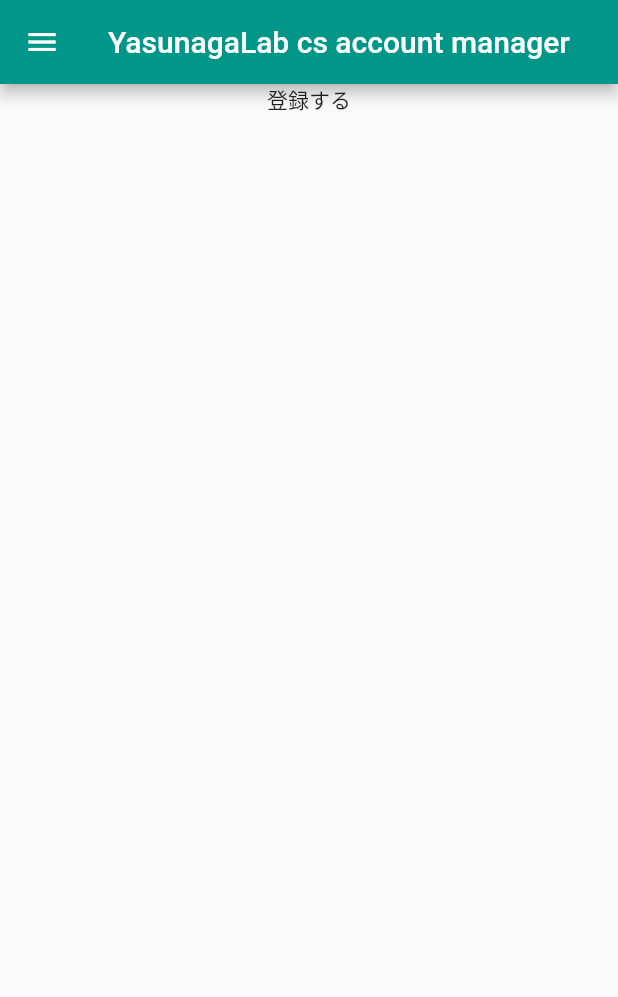
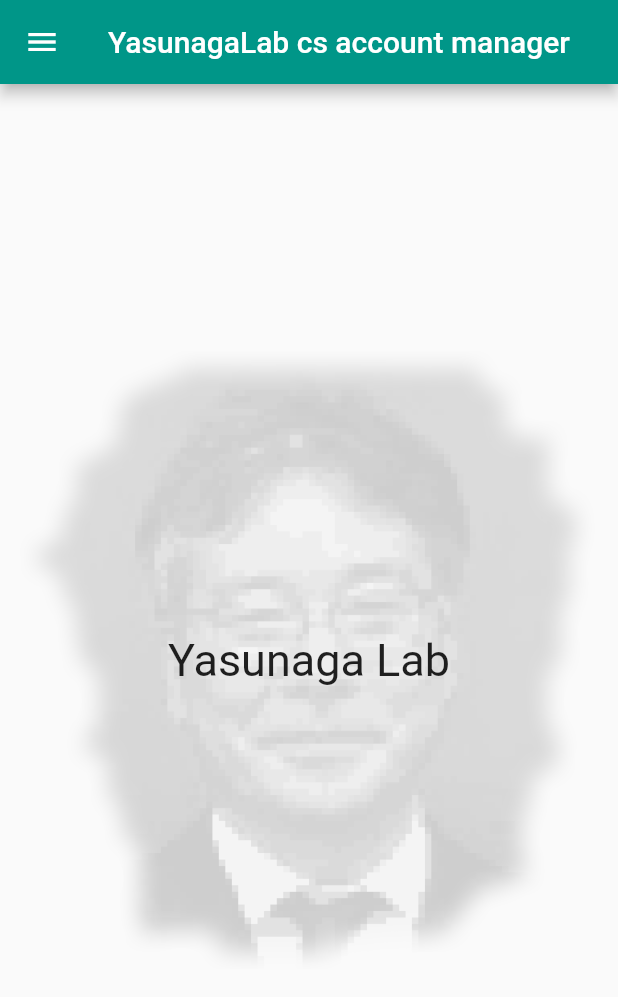
Before and after one commit to hondaya14/yacm_client, a Flutter app: the screen it shows after launch, on a phone screen of 412 x 824 dp. Shown: the top 997 px of the screen. Run offline on Flutter 3.47's test engine with Material 2 defaults, Android fonts, the phone set to English and light mode, and no system bars; our stand-ins replace flutter_breadcrumb.

Commit message:
Implement home page

```diff
--- /dev/null
+++ b/lib/screen/components/assetImage.dart
@@ -0,0 +1,14 @@
+import 'package:flutter/material.dart';
+
+Widget tacyas() {
+  return Visibility(
+    visible: true,
+    child: Center(
+      child: Image.asset(
+        'assets/tacyas_dot_c.PNG',
+        color: const Color.fromRGBO(255, 255, 255, 0.2),
+        colorBlendMode: BlendMode.modulate,
+      ),
+    ),
+  );
+}
--- a/lib/screen/home.dart
+++ b/lib/screen/home.dart
@@ -1,4 +1,5 @@
 import 'package:flutter/material.dart';
+import 'package:yacm_client/screen/components/assetImage.dart';
 
 class Home extends StatelessWidget {
   final String title;
@@ -12,29 +13,27 @@ class Home extends StatelessWidget {
       appBar: AppBar(
         title: Text(title),
       ),
-      body: SingleChildScrollView(
-        child: Stack(
-          children: [
-            Visibility(
-              visible: false,
+      body: Stack(children: [
+        tacyas(),
+        LayoutBuilder(
+          builder: (context, constraints) => SingleChildScrollView(
+            physics: const AlwaysScrollableScrollPhysics(),
+            child: ConstrainedBox(
+              constraints: BoxConstraints(minHeight: constraints.maxHeight),
               child: Center(
-                child: Image.asset(
-                  'assets/tacyas_dot_c.PNG',
-                  color: const Color.fromRGBO(255, 255, 255, 0.2),
-                  colorBlendMode: BlendMode.modulate,
+                child: Column(
+                  children: const [
+                    Text(
+                      'Yasunaga Lab',
+                      style: TextStyle(fontSize: 30),
+                    ),
+                  ],
                 ),
               ),
             ),
-            Center(
-              child: Column(
-                children: const [
-                  Text('登録する'),
-                ],
-              ),
-            ),
-          ],
+          ),
         ),
-      ),
+      ]),
     );
   }
 }
```
Also changed, not shown: 2 other files.
